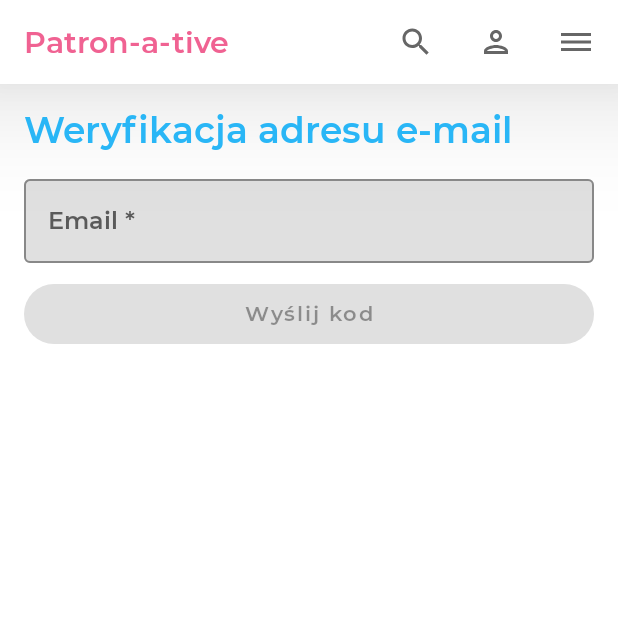
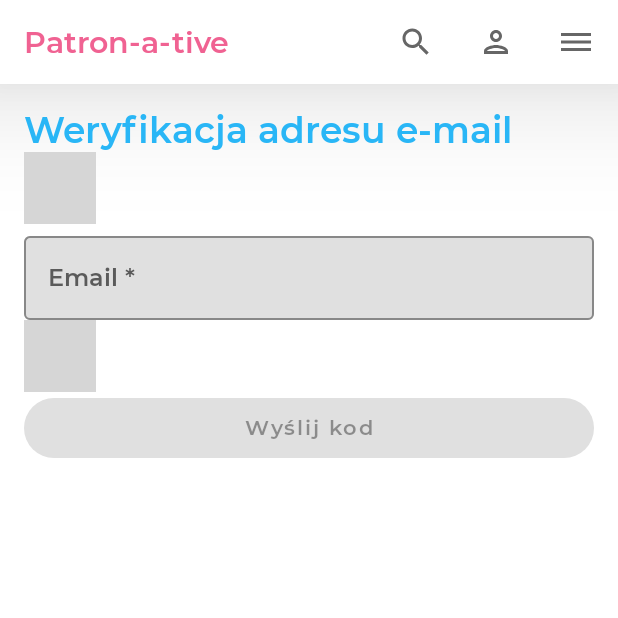
Before and after one commit to intive/patronage21-android, an Android app built with Jetpack Compose: the fragment NoCodeFragment placed in its activity, on a phone screen of 412 x 824 dp, the top half of it. Run offline under Robolectric (Android 15) with nearby library versions, the phone set to English and light mode, and no system bars; our stand-ins replace livedata-compose; 4 statements that could not run were skipped; grey boxes are pictures that could not be loaded.

Commit message:
Refactoring
Delete CustomSpacer, because it's better create Constants and import Spacer Height from this file. Add enum class for InputText states

```diff
--- a/registration/src/main/java/com/intive/registration/components/CustomSpacer.kt
+++ /dev/null
@@ -1,12 +0,0 @@
-package com.intive.registration.components
-
-import androidx.compose.foundation.layout.Spacer
-import androidx.compose.foundation.layout.height
-import androidx.compose.runtime.Composable
-import androidx.compose.ui.Modifier
-import androidx.compose.ui.unit.dp
-
-@Composable
-fun CustomSpacer() {
-    Spacer(modifier = Modifier.height(10.dp))
-}
--- a/registration/src/main/java/com/intive/registration/components/InputText.kt
+++ b/registration/src/main/java/com/intive/registration/components/InputText.kt
@@ -15,6 +15,7 @@ import androidx.compose.ui.text.input.ImeAction
 import androidx.compose.ui.text.input.KeyboardType
 import androidx.compose.ui.text.input.VisualTransformation
 import com.intive.registration.R
+import com.intive.registration.components.InputTextState.*
 
 @Composable
 fun InputText(
@@ -27,8 +28,9 @@ fun InputText(
     visualTransformation: VisualTransformation = VisualTransformation.None
 
 ) {
-    val inputState = remember { mutableStateOf(0) } //-1:invalid, 0:notTouched, 1:valid
-    val inputStateChanged: (Int) -> Unit = {
+
+    val inputState = remember { mutableStateOf(NOT_TOUCHED) }
+    val inputStateChanged: (InputTextState) -> Unit = {
         inputState.value = it
     }
     val hasFirstFocus = remember { mutableStateOf(false) }
@@ -41,7 +43,7 @@ fun InputText(
         label = {
             Text(
                 when (inputState.value) {
-                    -1 -> stringResource(R.string.field_required)
+                    INVALID -> stringResource(R.string.field_required)
                     else -> label
                 }
             )
@@ -53,13 +55,16 @@ fun InputText(
                     hasFirstFocusChanged(true)
                 }
                 formChecker()
-                inputStateChanged(if (!hasFirstFocus.value) 0 else if (isValid()) 1 else -1)
+                inputStateChanged(
+                    if (!hasFirstFocus.value) NOT_TOUCHED
+                    else if (isValid()) VALID else INVALID
+                )
             }
             .fillMaxWidth(),
         colors = TextFieldDefaults.textFieldColors(
             unfocusedIndicatorColor = when (inputState.value) {
-                -1 -> Color.Red
-                1 -> Color.Green
+                INVALID -> Color.Red
+                VALID -> Color.Green
                 else -> Color.Gray
             }
         ),
@@ -70,3 +75,10 @@ fun InputText(
         )
     )
 }
+
+
+enum class InputTextState {
+    INVALID,
+    NOT_TOUCHED,
+    VALID
+}
```
Also changed, not shown: registration/src/main/java/com/intive/registration/Constants.kt (added, +7 -0 lines), registration/src/main/java/com/intive/registration/screens/EmailVerificationScreen.kt (+5 -5 lines).
